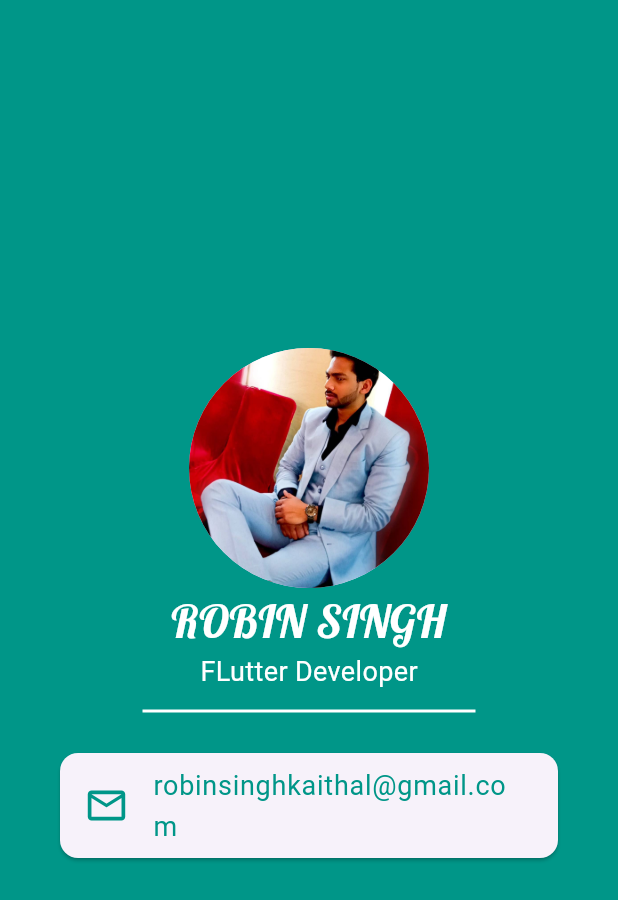
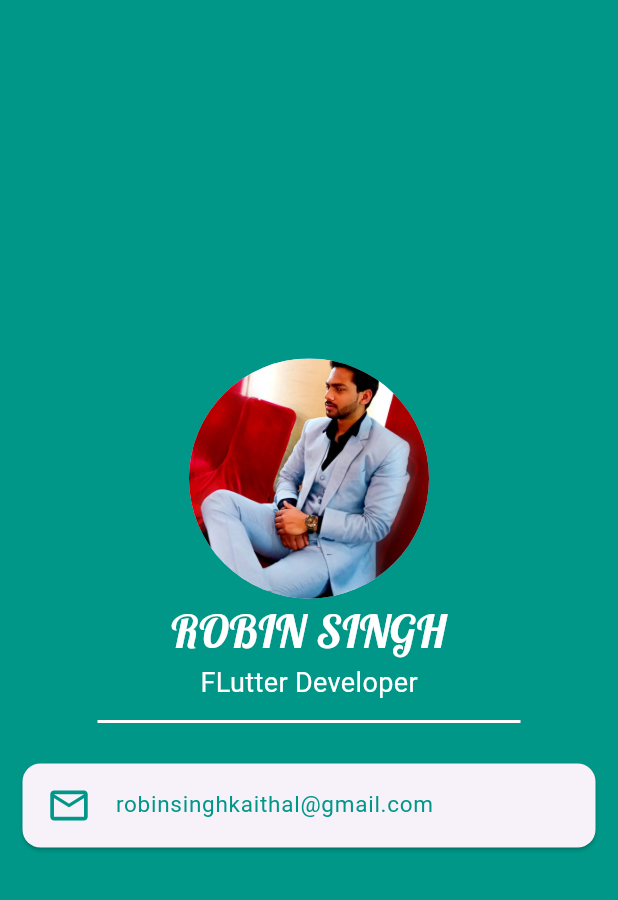
Before and after one commit to RobinSingh48/profile_card, a Flutter app: the screen it shows after launch, on a phone screen of 412 x 824 dp. Shown: the top 900 px of the screen. Run offline on Flutter 3.47's test engine with Material 3 defaults, Android fonts, the phone set to English and light mode, and no system bars.

Commit message:
responsive screen for web

```diff
--- a/lib/main.dart
+++ b/lib/main.dart
@@ -1,51 +1,20 @@
 import 'package:flutter/material.dart';
+import 'package:profile_card/responsive_screen.dart';
+import 'package:profile_card/screen/mobile_screen.dart';
+import 'package:profile_card/screen/web_screen.dart';
 
-void main()=> runApp(const MaterialApp(
-  home: HomePage(),
-));
-
+void main() => runApp(const MaterialApp(
+      home: HomePage(),
+    ));
 
 class HomePage extends StatelessWidget {
   const HomePage({Key? key}) : super(key: key);
 
   @override
   Widget build(BuildContext context) {
-    return Scaffold(
-      backgroundColor: Colors.teal,
-      body: SafeArea(
-        child: Padding(
-          padding: EdgeInsets.all(15),
-          child: Center(
-            child: Column(
-              mainAxisAlignment: MainAxisAlignment.center,
-              children: const [
-                CircleAvatar(
-                  backgroundImage: AssetImage("image/profile.jpeg"),
-                  radius: 80,
-                ),
-
-                Text("ROBIN SINGH",style: TextStyle(fontFamily: "Lobster",fontSize: 30,color: Colors.white),),
-
-                Text("FLutter Developer",style: TextStyle(fontSize: 18,color: Colors.white),),
-                SizedBox(height: 5,),
-                Divider(
-                  thickness: 2,
-                  color: Colors.white,
-                  indent: 80,
-                  endIndent: 80,
-                ),
-                Card(
-                  margin: EdgeInsets.symmetric(vertical: 20,horizontal: 25),
-                      child: ListTile(
-                        leading: Icon(Icons.email_outlined,color: Colors.teal,size: 30,),
-                        title: Text("robinsinghkaithal@gmail.com",style: TextStyle(color: Colors.teal,fontSize: 18),textAlign: TextAlign.left,),
-                      ),
-                    )
-              ],
-            ),
-          ),
-        ),
-      ),
+    return ResponsiveScreen(
+      mobileScreen: MobileScreen(),
+      webScreen: WebScreen(),
     );
   }
 }
--- /dev/null
+++ b/lib/responsive_screen.dart
@@ -0,0 +1,21 @@
+import 'package:flutter/material.dart';
+import 'package:profile_card/screen/mobile_screen.dart';
+import 'package:profile_card/screen/web_screen.dart';
+
+class ResponsiveScreen extends StatelessWidget {
+  final Widget? mobileScreen;
+  final Widget? webScreen;
+  const ResponsiveScreen({super.key, this.mobileScreen, this.webScreen});
+
+  @override
+  Widget build(BuildContext context) {
+    return LayoutBuilder(
+      builder: (context, constraints) {
+        if (constraints.maxWidth > 900) {
+          return WebScreen();
+        }
+        return MobileScreen();
+      },
+    );
+  }
+}
--- /dev/null
+++ b/lib/screen/mobile_screen.dart
@@ -0,0 +1,63 @@
+import 'package:flutter/material.dart';
+
+class MobileScreen extends StatelessWidget {
+  const MobileScreen({super.key});
+
+  @override
+  Widget build(BuildContext context) {
+    return Scaffold(
+      backgroundColor: Colors.teal,
+      body: SafeArea(
+        child: Padding(
+          padding: EdgeInsets.all(15),
+          child: Center(
+            child: Column(
+              mainAxisAlignment: MainAxisAlignment.center,
+              children: const [
+                CircleAvatar(
+                  backgroundImage: AssetImage("image/profile.jpeg"),
+                  radius: 80,
+                ),
+                Text(
+                  "ROBIN SINGH",
+                  style: TextStyle(
+                      fontFamily: "Lobster", fontSize: 30, color: Colors.white),
+                ),
+                Text(
+                  "FLutter Developer",
+                  style: TextStyle(fontSize: 18, color: Colors.white),
+                ),
+                SizedBox(
+                  height: 5,
+                ),
+                Divider(
+                  thickness: 2,
+                  color: Colors.white,
+                  indent: 50,
+                  endIndent: 50,
+                ),
+                Card(
+                  margin: EdgeInsets.symmetric(
+                    vertical: 20,
+                  ),
+                  child: ListTile(
+                    leading: Icon(
+                      Icons.email_outlined,
+                      color: Colors.teal,
+                      size: 30,
+                    ),
+                    title: Text(
+                      "robinsinghkaithal@gmail.com",
+                      style: TextStyle(color: Colors.teal, fontSize: 15),
+                      textAlign: TextAlign.left,
+                    ),
+                  ),
+                )
+              ],
+            ),
+          ),
+        ),
+      ),
+    );
+  }
+}
```
Also changed, not shown: lib/screen/web_screen.dart (added, +70 -0 lines), pubspec.lock, 9 other files.
